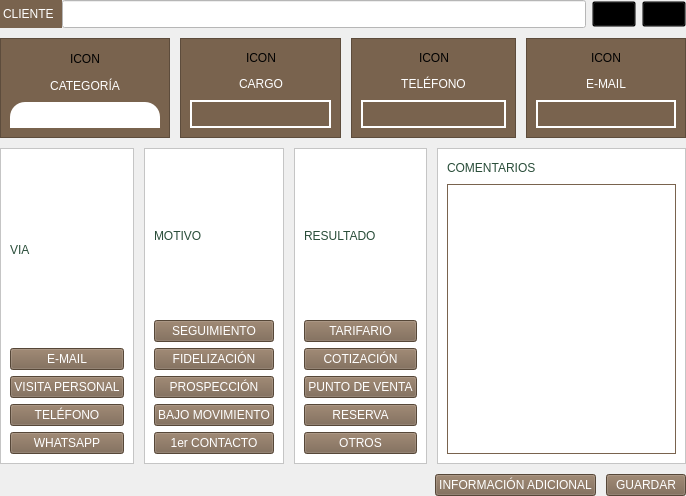
Old version of the form page_2.ui in the repository altitude-solutions/Camino_Real_Desktop.
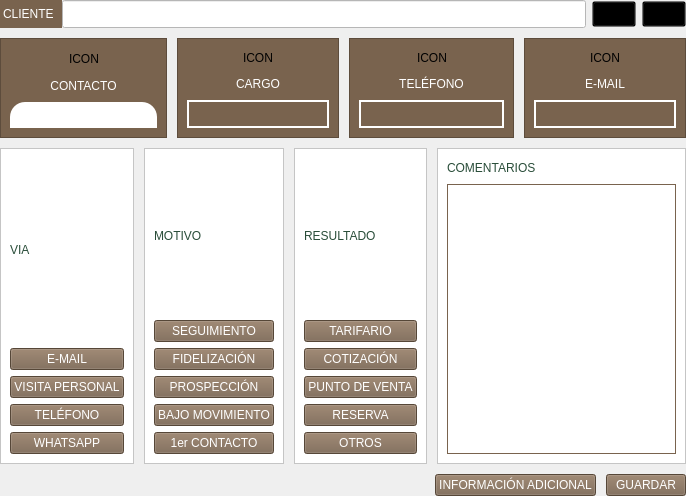
New version of the form.

```diff
--- a/page_2.ui
+++ b/page_2.ui
@@ -179,7 +179,7 @@
 color:white;</string>
             </property>
             <property name="text">
-             <string>CATEGORÍA</string>
+             <string>CONTACTO</string>
             </property>
             <property name="alignment">
              <set>Qt::AlignCenter</set>
@@ -365,6 +365,9 @@
           <property name="alignment">
            <set>Qt::AlignCenter</set>
           </property>
+          <property name="wordWrap">
+           <bool>true</bool>
+          </property>
          </widget>
         </item>
        </layout>
@@ -483,6 +486,9 @@
           <property name="alignment">
            <set>Qt::AlignCenter</set>
           </property>
+          <property name="wordWrap">
+           <bool>true</bool>
+          </property>
          </widget>
         </item>
        </layout>
@@ -601,6 +607,9 @@
           <property name="alignment">
            <set>Qt::AlignCenter</set>
           </property>
+          <property name="wordWrap">
+           <bool>true</bool>
+          </property>
          </widget>
         </item>
        </layout>
```
Left out of the diff: 13 changed lines with no effect on the pictures.
